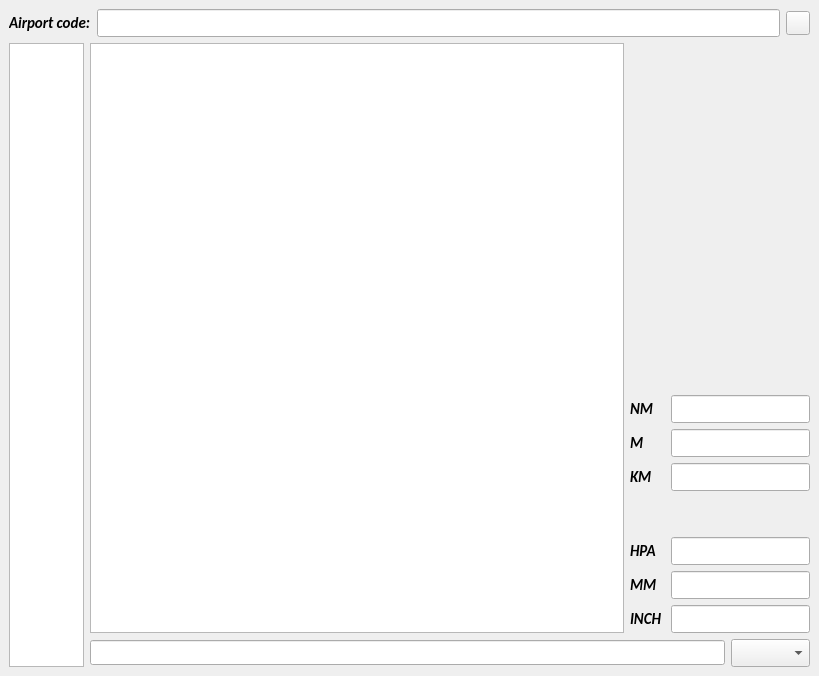
Old version of the form Designs/mainWindow.ui in the repository Sergey207/Metar-decoder.
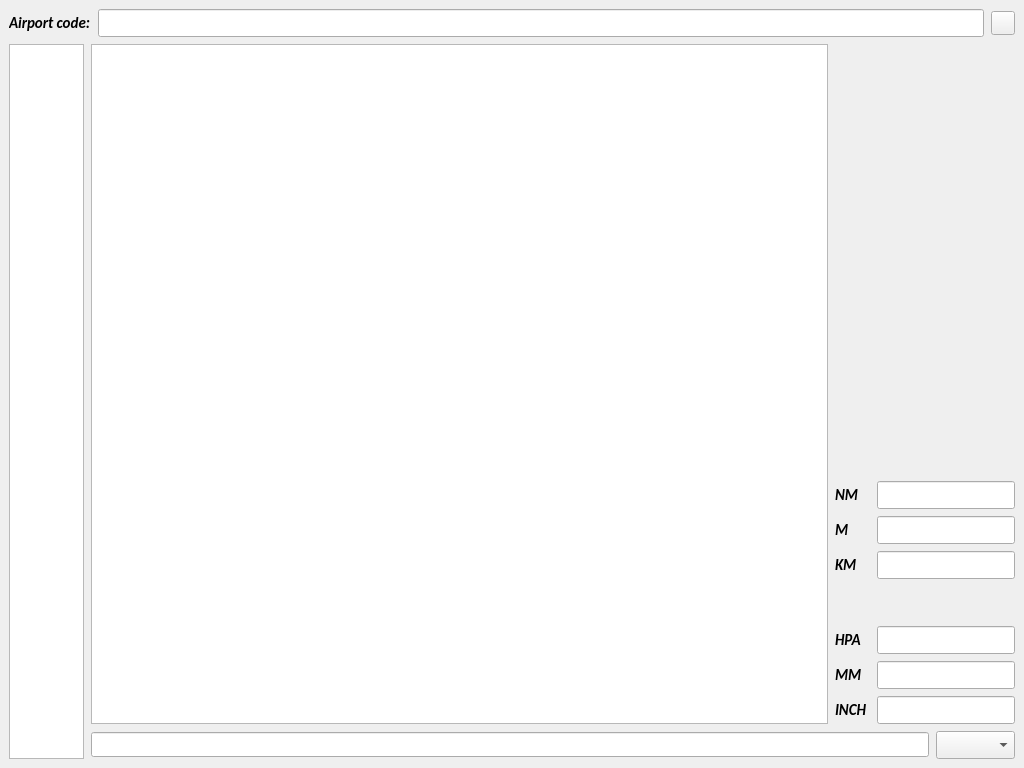
New version of the form.

Patch:
```diff
--- a/Designs/mainWindow.ui
+++ b/Designs/mainWindow.ui
@@ -6,8 +6,8 @@
    <rect>
     <x>0</x>
     <y>0</y>
-    <width>819</width>
-    <height>676</height>
+    <width>1024</width>
+    <height>768</height>
    </rect>
   </property>
   <property name="minimumSize">
@@ -29,6 +29,9 @@
   </property>
   <widget class="QWidget" name="centralwidget">
    <layout class="QVBoxLayout" name="verticalLayout">
+    <property name="spacing">
+     <number>7</number>
+    </property>
     <item>
      <layout class="QHBoxLayout" name="horizontalLayout">
       <item>
```
Left out of the diff: 4 changed lines with no effect on the pictures.
